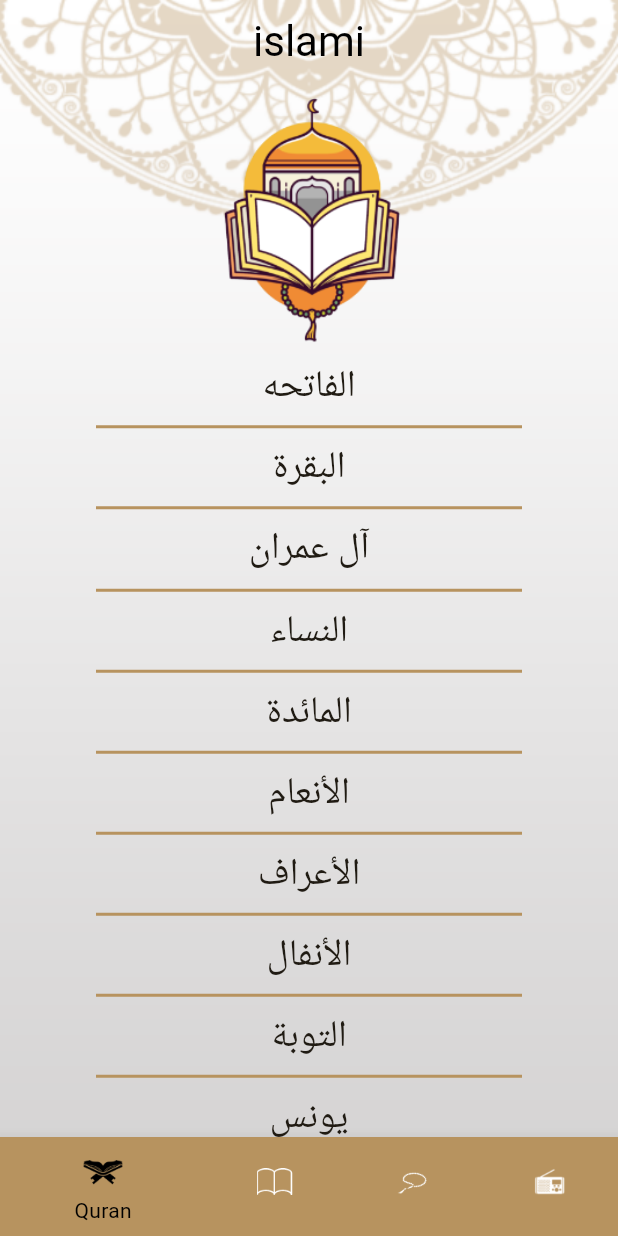
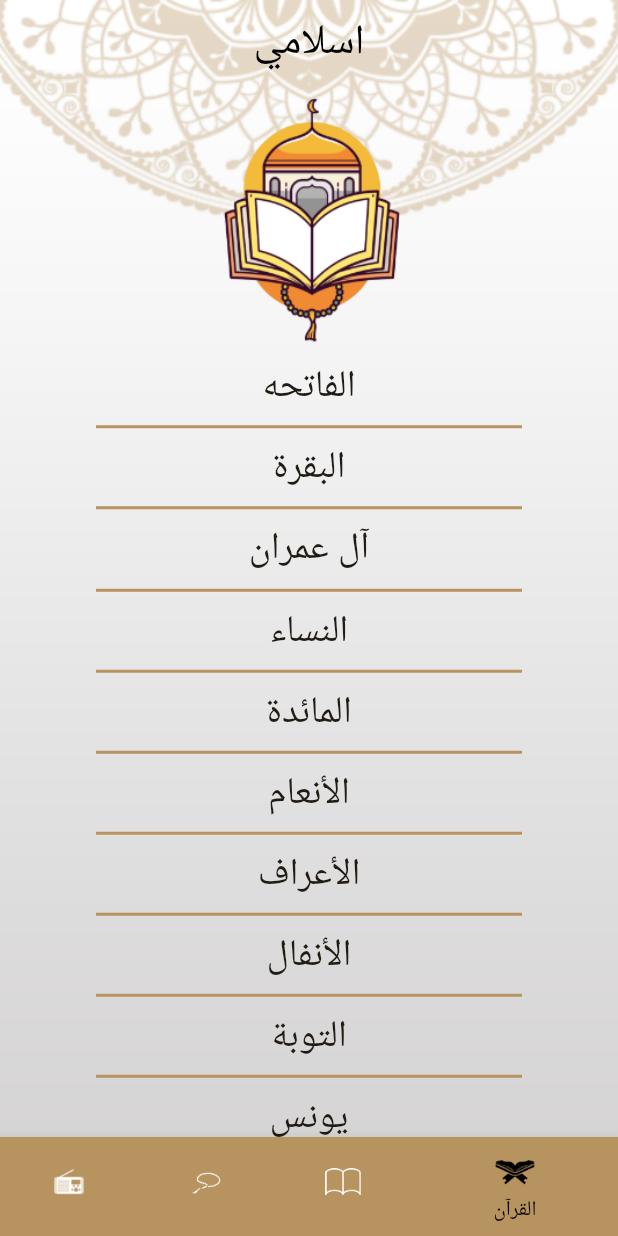
Before and after one commit to m7ma7amdy/islami, a Flutter app: the screen it shows after launch, on a phone screen of 412 x 824 dp. Run offline on Flutter 3.47's test engine with Material 2 defaults, Android fonts, the phone set to English and light mode, and no system bars; generated files the repository leaves out were written again.

Commit message:
+localization

```diff
--- /dev/null
+++ b/l10n.yaml
@@ -0,0 +1,3 @@
+arb-dir: lib/l10n
+template-arb-file: app_en.arb
+output-localization-file: app_localizations.dart
--- /dev/null
+++ b/lib/l10n/app_ar.arb
@@ -0,0 +1,9 @@
+{
+  "app_name": "اسلامي",
+  "quran": "القرآن",
+  "hadeth": "الحديث",
+  "tasbeh": "التسبيح",
+  "radio": "Radio",
+  "hadeth_number": "رقم الحديث",
+  "chapter_name": "رقم السوره"
+}
--- a/lib/main.dart
+++ b/lib/main.dart
@@ -1,4 +1,5 @@
 import 'package:flutter/material.dart';
+import 'package:flutter_gen/gen_l10n/app_localizations.dart';
 import 'package:islami/ui/chapterDetails/ChapterDetailsScreen.dart';
 import 'package:islami/ui/hadethDetails/HadethDetailsScreen.dart';
 import 'package:islami/ui/home/HomeScreen.dart';
@@ -48,6 +49,12 @@ class MyApp extends StatelessWidget {
         HadethDetailsScreen.routeName: (_) => HadethDetailsScreen()
       },
       initialRoute: SplashScreen.routeName,
+      localizationsDelegates: AppLocalizations.localizationsDelegates,
+      supportedLocales: const [
+        Locale('en'),
+        Locale('ar'),
+      ],
+      locale: Locale('ar'),
     );
   }
 }
--- a/lib/ui/home/HomeScreen.dart
+++ b/lib/ui/home/HomeScreen.dart
@@ -1,4 +1,5 @@
 import 'package:flutter/material.dart';
+import 'package:flutter_gen/gen_l10n/app_localizations.dart';
 import 'package:islami/ui/home/hadeth/HadethTap.dart';
 import 'package:islami/ui/home/quran/Quran_Tap.dart';
 import 'package:islami/ui/home/radio/RadioTap.dart';
@@ -23,7 +24,7 @@ class _HomeScreenState extends State<HomeScreen> {
               fit: BoxFit.fill)),
       child: Scaffold(
         appBar: AppBar(
-          title: Text('islami'),
+          title: Text(AppLocalizations.of(context)!.app_name),
         ),
         bottomNavigationBar: BottomNavigationBar(
           onTap: (index) {
@@ -36,19 +37,19 @@ class _HomeScreenState extends State<HomeScreen> {
             BottomNavigationBarItem(
                 backgroundColor: Theme.of(context).primaryColor,
                 icon: ImageIcon(AssetImage('assets/images/quran_icon.png')),
-                label: 'Quran'),
+                label: AppLocalizations.of(context)!.quran),
             BottomNavigationBarItem(
                 backgroundColor: Theme.of(context).primaryColor,
                 icon: ImageIcon(AssetImage('assets/images/hadeth.png')),
-                label: 'Hadeth'),
+                label: AppLocalizations.of(context)!.hadeth),
             BottomNavigationBarItem(
                 backgroundColor: Theme.of(context).primaryColor,
                 icon: ImageIcon(AssetImage('assets/images/sebha.png')),
-                label: 'Sebha'),
+                label: AppLocalizations.of(context)!.tasbeh),
             BottomNavigationBarItem(
                 backgroundColor: Theme.of(context).primaryColor,
                 icon: ImageIcon(AssetImage('assets/images/radio.png')),
-                label: 'Radio'),
+                label: AppLocalizations.of(context)!.radio),
           ],
         ),
         body: taps[selectedTapIndex],
--- a/pubspec.yaml
+++ b/pubspec.yaml
@@ -37,8 +37,11 @@ dependencies:
   cupertino_icons: ^1.0.2
 
 dev_dependencies:
-  flutter_test:
+  flutter:
     sdk: flutter
+  flutter_localizations:
+    sdk: flutter
+  intl: any
 
   # The "flutter_lints" package below contains a set of recommended lints to
   # encourage good coding practices. The lint set provided by the package is
@@ -52,6 +55,7 @@ dev_dependencies:
 
 # The following section is specific to Flutter packages.
 flutter:
+  generate: true # Add this line
 
   # The following line ensures that the Material Icons font is
   # included with your application, so that you can use the icons in
```
Also changed, not shown: lib/l10n/app_en.arb (added, +9 -0 lines), assets/images/main_background_dark.png (added), pubspec.lock, 2 other files.
